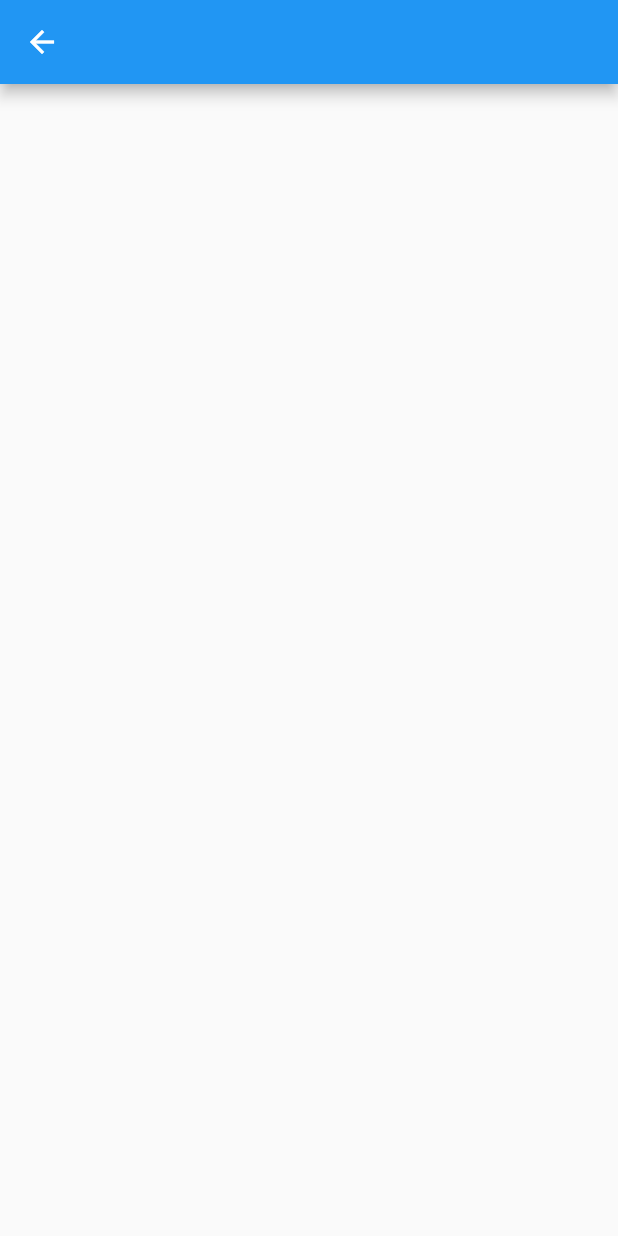
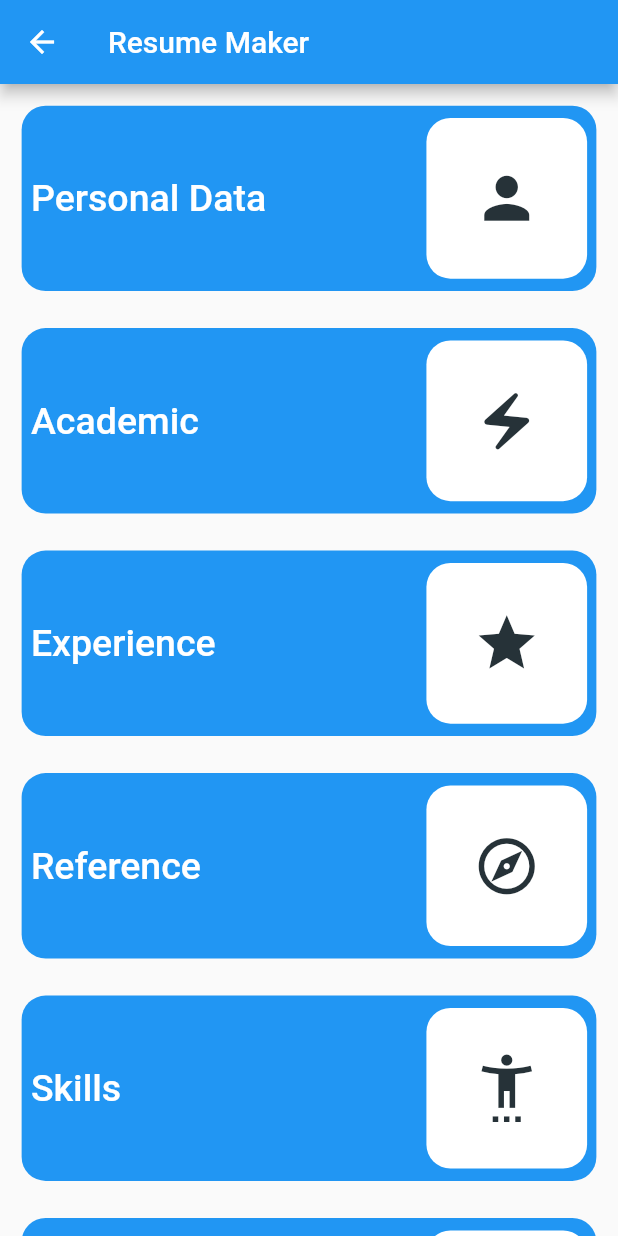
Before and after one commit to armagangok/resume_maker_app, a Flutter app: the CreateResumePage screen opened by its route, on a phone screen of 412 x 824 dp. Run offline on Flutter 3.47's test engine with Material 2 defaults, Android fonts, the phone set to English and light mode, and no system bars; our stand-ins replace logger, sqflite; accounts and stored records are empty.

Commit message:
create resume page completed

```diff
--- a/lib/core/navigation/navigation_route.dart
+++ b/lib/core/navigation/navigation_route.dart
@@ -14,7 +14,7 @@ class NavigationRoute {
         return _getRoute(const HomePage());
 
       case KRoute.createResumePage:
-        return _getRoute(const CreateResumePage());
+        return _getRoute( CreateResumePage());
 
       default:
         return MaterialPageRoute(
--- a/lib/feature/create_resume/presentation/page/create_resume.dart
+++ b/lib/feature/create_resume/presentation/page/create_resume.dart
@@ -1,13 +1,52 @@
 import 'package:flutter/material.dart';
 
+import '../../../../core/extension/context_extension.dart';
+import '../../widget/resume_item_widget.dart';
+
 class CreateResumePage extends StatelessWidget {
-  const CreateResumePage({super.key});
+  CreateResumePage({super.key});
 
   @override
   Widget build(BuildContext context) {
     return Scaffold(
-      appBar: AppBar(),
-      body: Column(),
+      appBar: AppBar(
+        title: const Text("Resume Maker"),
+      ),
+      body: ListView.separated(
+        padding: context.mediumPadding,
+        itemCount: items.length,
+        separatorBuilder: (context, index) => SizedBox(
+          height: context.height(0.03),
+        ),
+        itemBuilder: (context, index) => items[index],
+      ),
     );
   }
+
+  final items = [
+    const ResumeItem(
+      text: "Personal Data",
+      iconData: Icons.person,
+    ),
+    const ResumeItem(
+      text: "Academic",
+      iconData: Icons.electric_bolt,
+    ),
+    const ResumeItem(
+      text: "Experience",
+      iconData: Icons.star_purple500_outlined,
+    ),
+    const ResumeItem(
+      text: "Reference",
+      iconData: Icons.explore_outlined,
+    ),
+    const ResumeItem(
+      text: "Skills",
+      iconData: Icons.settings_accessibility_outlined,
+    ),
+    const ResumeItem(
+      text: "Language",
+      iconData: Icons.language,
+    ),
+  ];
 }
--- /dev/null
+++ b/lib/feature/create_resume/widget/resume_item_widget.dart
@@ -0,0 +1,52 @@
+import 'package:flutter/material.dart';
+
+import '../../../core/extension/context_extension.dart';
+import '../../../global/constant/shape_constant.dart';
+
+class ResumeItem extends StatelessWidget {
+  final String text;
+  final IconData iconData;
+  const ResumeItem({
+    Key? key,
+    required this.text,
+    required this.iconData,
+  }) : super(key: key);
+
+  @override
+  Widget build(BuildContext context) {
+    return Container(
+      padding: context.lowPadding,
+      width: context.width(1),
+      height: context.height(0.15),
+      decoration: const BoxDecoration(
+        color: Colors.blue,
+        borderRadius: BorderRadius.all(radius16),
+      ),
+      child: Row(
+        mainAxisAlignment: MainAxisAlignment.spaceBetween,
+        children: [
+          Text(
+            text,
+            style: context.textTheme.bodyLarge!.copyWith(
+              fontSize: 25,
+              color: Colors.white,
+            ),
+          ),
+          Container(
+            height: context.height(0.13),
+            width: context.height(0.13),
+            decoration: const BoxDecoration(
+              color: Colors.white,
+              borderRadius: BorderRadius.all(radius16),
+            ),
+            child: Icon(
+              iconData,
+              color: Colors.blueGrey[900],
+              size: 45,
+            ),
+          ),
+        ],
+      ),
+    );
+  }
+}
--- a/lib/feature/home/presentation/page/home.dart
+++ b/lib/feature/home/presentation/page/home.dart
@@ -1,8 +1,8 @@
 import 'package:flutter/material.dart';
-import 'package:resume_maker_app/core/navigation/constant/routes.dart';
-import 'package:resume_maker_app/core/navigation/navigation_service.dart';
 
 import '../../../../core/extension/context_extension.dart';
+import '../../../../core/navigation/constant/routes.dart';
+import '../../../../core/navigation/navigation_service.dart';
 import '../widget/export.dart';
 
 class HomePage extends StatelessWidget {
```
